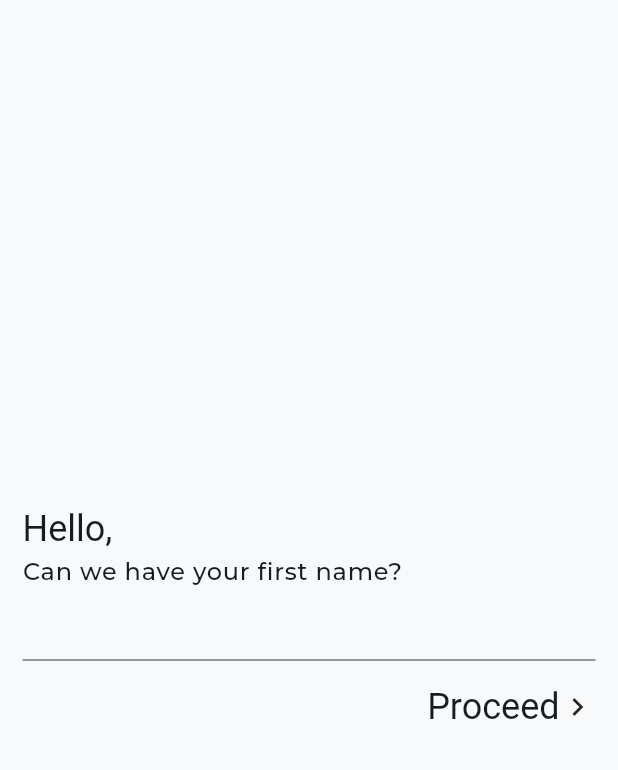
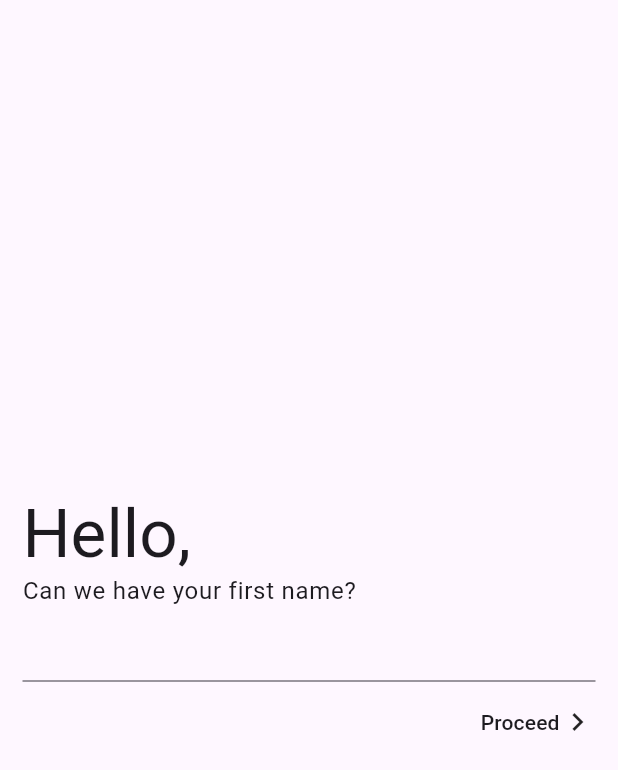
Before and after one commit to verse-37/Pmate, a Flutter app: the screen it shows after launch, on a phone screen of 412 x 824 dp. Shown: the top 770 px of the screen. Run offline on Flutter 3.47's test engine with Material 3 defaults, Android fonts, the phone set to English and light mode, and no system bars; drawn by our look-alikes of toastification; our stand-ins replace awesome_snackbar_content, firebase_auth, firebase_core, flutter_spinkit, form_field_validator, hive and 4 more; accounts and stored records are empty; generated files the repository leaves out were written again; project files that could hold a hidden picture were left out.

Commit message:
v0.2.3 update Changable themes are implemented. README.md modified with rules for the newcoming developers. Fonts implemented UI look-and-feel drastically changed.

```diff
--- a/lib/features/app/app.dart
+++ b/lib/features/app/app.dart
@@ -1,6 +1,7 @@
 import 'package:firebase_auth/firebase_auth.dart';
 import 'package:flutter/material.dart';
 import 'package:pmate/env/common/globals.dart';
+import 'package:pmate/env/config/themes.dart';
 import 'package:pmate/features/app/navigation.dart';
 import 'package:pmate/features/task_management/business/task_provider.dart';
 import 'package:pmate/features/welcome/interface/welcome_form.dart';
@@ -8,97 +9,6 @@ import 'package:provider/provider.dart';
 import 'package:flutter_gen/gen_l10n/app_localizations.dart';
 import 'package:toastification/toastification.dart';
 import 'package:flutter_spinkit/flutter_spinkit.dart';
-
-// Custom theme configuration
-final lightColorScheme = ColorScheme.fromSeed(
-  seedColor: const Color(0xFF1A5F7A), // Deep blue as primary seed
-  brightness: Brightness.light,
-  // Custom color configurations
-  primary: const Color(0xFF1A5F7A), // Deep blue
-  secondary: const Color(0xFF2A9D8F), // Teal
-  tertiary: const Color(0xFFE9C46A), // Gold
-  surface: const Color(0xFFF8F9FA), // Light gray
-  background: Colors.white,
-  error: const Color(0xFFE76F51), // Coral
-);
-
-final darkColorScheme = ColorScheme.fromSeed(
-  seedColor: const Color(0xFF1A5F7A),
-  brightness: Brightness.dark,
-  // Custom dark mode colors
-  primary: const Color(0xFF2A9D8F),
-  secondary: const Color(0xFF1A5F7A),
-  tertiary: const Color(0xFFE9C46A),
-  surface: const Color(0xFF2D3436),
-  background: const Color(0xFF1E272E),
-  error: const Color(0xFFE76F51),
-);
-
-ThemeData _buildTheme(ColorScheme colorScheme) {
-  return ThemeData(
-    colorScheme: colorScheme,
-    useMaterial3: true,
-
-    // Text theme configuration
-    textTheme: TextTheme(
-      // Large titles - using Playfair Display
-      displayLarge: TextStyle(
-        // For very large headers
-        fontFamily: 'Playfair_Display',
-        fontSize: 57,
-        fontWeight: FontWeight.bold,
-        color: colorScheme.onBackground,
-      ),
-      displayMedium: TextStyle(
-        // For section headers
-        fontFamily: 'Playfair_Display',
-        fontSize: 45,
-        fontWeight: FontWeight.bold,
-        color: colorScheme.onBackground,
-      ),
-      displaySmall: TextStyle(
-        // For subsection headers
-        fontFamily: 'Playfair_Display',
-        fontSize: 36,
-        fontWeight: FontWeight.w500,
-        color: colorScheme.onBackground,
-      ),
-
-      // Regular text - using Montserrat
-      bodyLarge: TextStyle(
-        // For important body text
-        fontFamily: 'Montserrat',
-        fontSize: 16,
-        fontWeight: FontWeight.w500,
-        color: colorScheme.onBackground,
-      ),
-      bodyMedium: TextStyle(
-        // For regular body text
-        fontFamily: 'Montserrat',
-        fontSize: 14,
-        fontWeight: FontWeight.normal,
-        color: colorScheme.onBackground,
-      ),
-      bodySmall: TextStyle(
-        // For captions and small text
-        fontFamily: 'Montserrat',
-        fontSize: 12,
-        fontWeight: FontWeight.normal,
-        color: colorScheme.onBackground.withOpacity(0.8),
-      ),
-
-      // Button and label text
-      labelLarge: TextStyle(
-        // For button text
-        fontFamily: 'Montserrat',
-        fontSize: 14,
-        fontWeight: FontWeight.w600,
-        letterSpacing: 0.1,
-        color: colorScheme.primary,
-      ),
-    ),
-  );
-}
 
 class PmateRoot extends StatelessWidget {
   const PmateRoot({super.key});
@@ -135,9 +45,10 @@ class PmateRoot extends StatelessWidget {
             return MaterialApp(
               debugShowCheckedModeBanner: false,
               title: Globals.appInfo.appName,
-              theme: _buildTheme(lightColorScheme),
-              darkTheme: _buildTheme(darkColorScheme),
+              theme: PmateThemes.light,
+              darkTheme: PmateThemes.dark,
               themeMode: ThemeMode.system,
+              //TODO: Implement theme switching / light-dark config.
               localizationsDelegates: AppLocalizations.localizationsDelegates,
               supportedLocales: AppLocalizations.supportedLocales,
               home: homePage,
--- a/lib/features/welcome/interface/welcome_form.dart
+++ b/lib/features/welcome/interface/welcome_form.dart
@@ -41,7 +41,7 @@ class _WelcomeFormPageState extends State<WelcomeFormPage> {
               children: [
                 Text(
                   local.intro_hello,
-                  style: theme.textTheme.headlineSmall,
+                  style: theme.textTheme.displayMedium,
                 ),
                 Text(
                   local.intro_name_field,
@@ -60,7 +60,7 @@ class _WelcomeFormPageState extends State<WelcomeFormPage> {
                     children: [
                       Text(
                         local.proceed,
-                        style: theme.textTheme.headlineSmall,
+                        style: theme.textTheme.labelLarge,
                       ),
                       const Icon(Icons.keyboard_arrow_right)
                     ],
```
Also changed, not shown: lib/features/app/navigation.dart (+5 -2 lines), lib/features/settings/interface/app_settings/appearance_settings.dart (+10 -0 lines), lib/features/settings/interface/settings_page.dart (+39 -1 lines), lib/features/user_authentication/interface/login_page.dart (+41 -13 lines), lib/features/user_authentication/interface/signup_page.dart (+7 -12 lines), lib/features/welcome/interface/welcome_page.dart (+13 -2 lines), lib/l10n/app_en.arb (+7 -1 lines), lib/l10n/app_vi.arb (+7 -1 lines), 4 other files.
